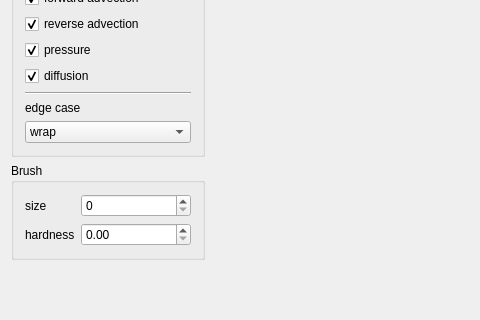
Before: the Qt Designer form mainwindow.ui in loosstef/grid-based-fluid-simulator, drawn with Qt 5; both pictures show x 0 to 480 and y 380 to 700 of the 765 by 700 pixel window.
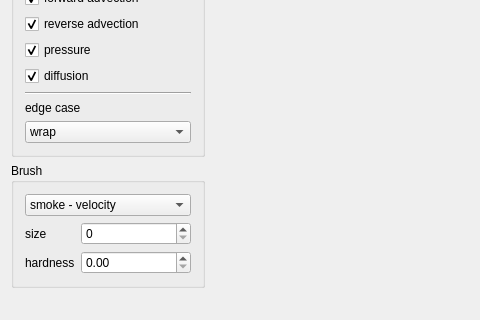
After: the same form once the commit is applied. Custom widgets are drawn as their Qt base class.

Commit message: users can toggle between smoke&velocity manipulation and wall manipulation

```diff
--- a/mainwindow.ui
+++ b/mainwindow.ui
@@ -254,28 +254,28 @@
          <string>Brush</string>
         </property>
         <layout class="QFormLayout" name="formLayout">
-         <item row="0" column="0">
+         <item row="1" column="0">
           <widget class="QLabel" name="label_3">
            <property name="text">
             <string>size</string>
            </property>
           </widget>
          </item>
-         <item row="0" column="1">
+         <item row="1" column="1">
           <widget class="QSpinBox" name="brushSize">
            <property name="maximum">
             <number>10000</number>
            </property>
           </widget>
          </item>
-         <item row="1" column="0">
+         <item row="2" column="0">
           <widget class="QLabel" name="label_4">
            <property name="text">
             <string>hardness</string>
            </property>
           </widget>
          </item>
-         <item row="1" column="1">
+         <item row="2" column="1">
           <widget class="QDoubleSpinBox" name="brushHardness">
            <property name="buttonSymbols">
             <enum>QAbstractSpinBox::UpDownArrows</enum>
@@ -291,6 +291,20 @@
            </property>
           </widget>
          </item>
+         <item row="0" column="0" colspan="2">
+          <widget class="QComboBox" name="paintTypeSelector">
+           <item>
+            <property name="text">
+             <string>smoke - velocity</string>
+            </property>
+           </item>
+           <item>
+            <property name="text">
+             <string>add wall - remove wall</string>
+            </property>
+           </item>
+          </widget>
+         </item>
         </layout>
        </widget>
       </item>
```
The commit also changes 3 other files.
